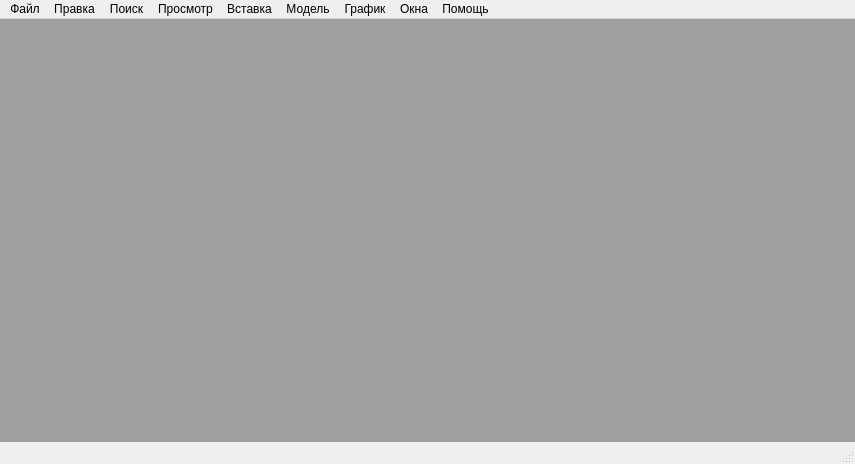
aurusov/rdo_studio, file rdo/app/rdo_studio/branches/dev_qt_migration/res/ui/main_window.ui: the form before one commit.
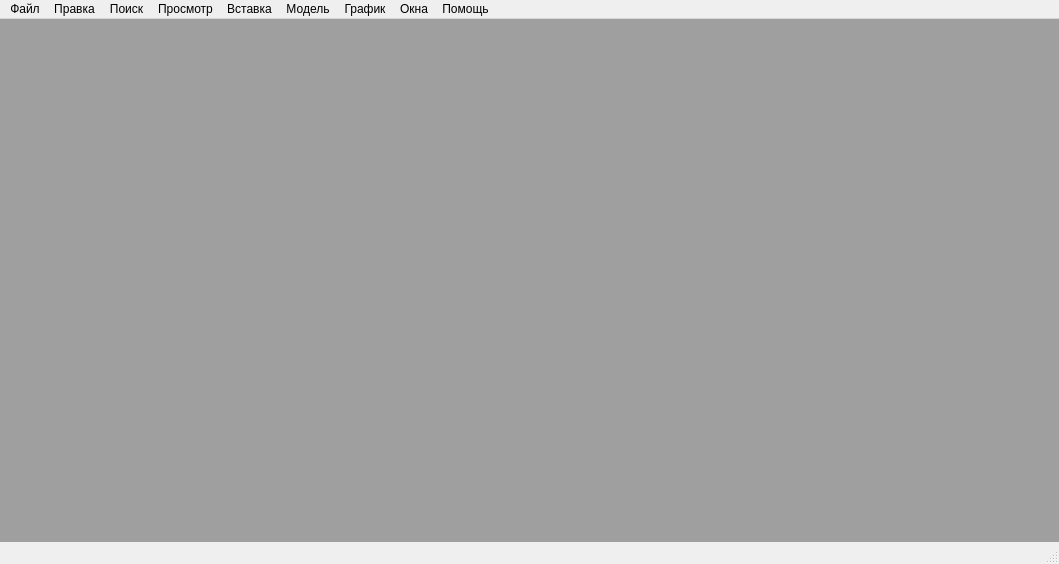
The form after the commit. Icons and pictures are not drawn.

Commit message: - увеличены размеры окна

The edit to the form file:
```diff
--- a/rdo/app/rdo_studio/branches/dev_qt_migration/res/ui/main_window.ui
+++ b/rdo/app/rdo_studio/branches/dev_qt_migration/res/ui/main_window.ui
@@ -6,8 +6,8 @@
    <rect>
     <x>0</x>
     <y>0</y>
-    <width>855</width>
-    <height>464</height>
+    <width>1059</width>
+    <height>564</height>
    </rect>
   </property>
   <property name="windowTitle">
@@ -42,7 +42,7 @@
     <rect>
      <x>0</x>
      <y>0</y>
-     <width>855</width>
+     <width>1059</width>
      <height>21</height>
     </rect>
    </property>
```
